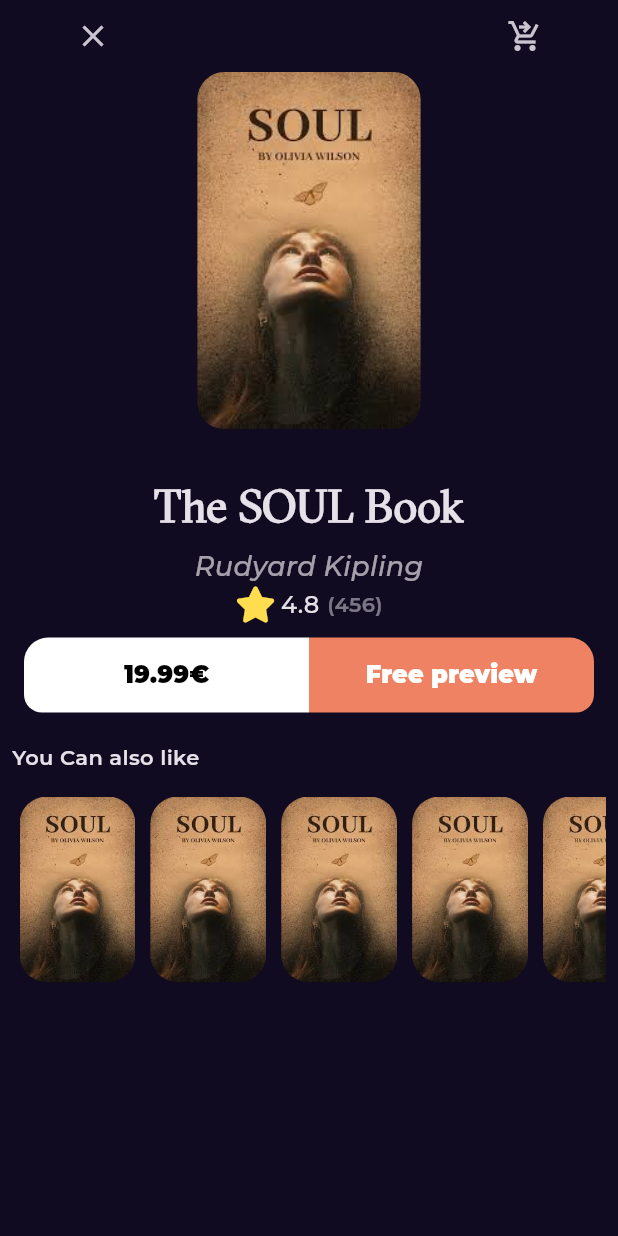
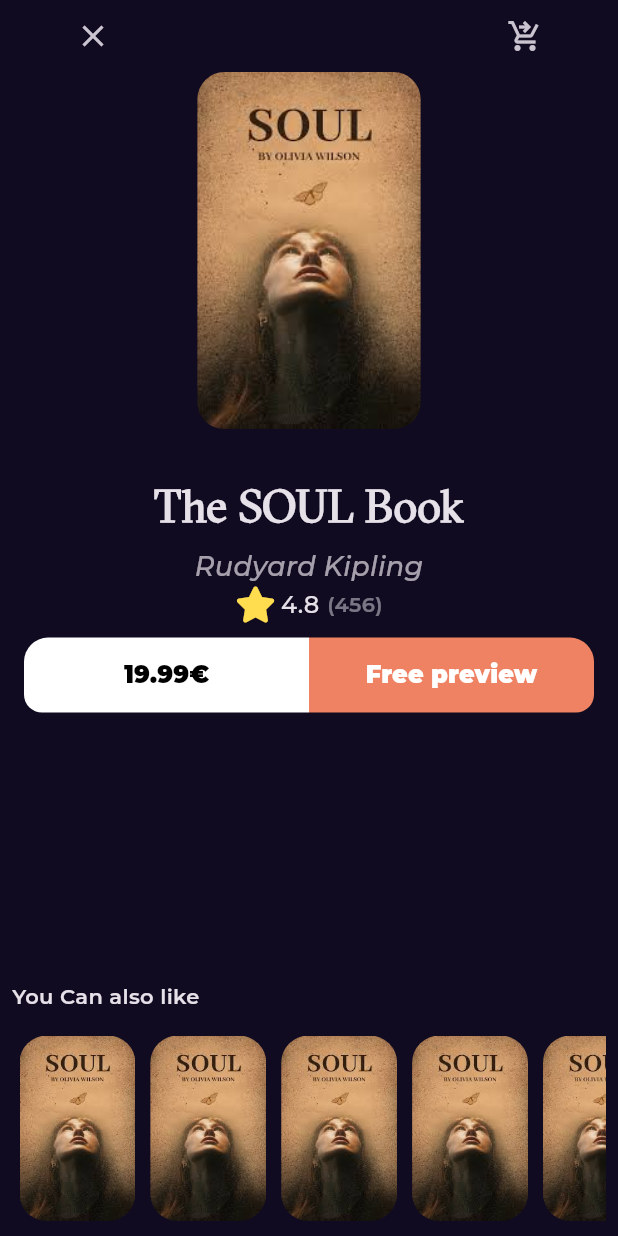
Before and after one commit to Youssef-Fekry/bookly, a Flutter app: the BookDetailsView screen opened by its route, on a phone screen of 412 x 824 dp. Run offline on Flutter 3.47's test engine with Material 3 defaults, Android fonts, the phone set to English and light mode, and no system bars; our stand-ins replace font_awesome_flutter, go_router, google_fonts, lottie; network calls fail.

```diff
--- a/lib/Features/home/presentation/views/widgets/book_details_view_body.dart
+++ b/lib/Features/home/presentation/views/widgets/book_details_view_body.dart
@@ -1,9 +1,12 @@
 import 'package:bokly_app/Features/home/presentation/views/widgets/book_detials_custom_app_bar.dart';
 import 'package:bokly_app/Features/home/presentation/views/widgets/book_rating.dart';
 import 'package:bokly_app/Features/home/presentation/views/widgets/books_action_button.dart';
+import 'package:bokly_app/Features/home/presentation/views/widgets/books_details_section.dart';
 import 'package:bokly_app/Features/home/presentation/views/widgets/custome_book_item.dart';
 import 'package:bokly_app/Features/home/presentation/views/widgets/similar_books_listview.dart';
+import 'package:bokly_app/Features/home/presentation/views/widgets/simillar_book_section.dart';
 import 'package:bokly_app/core/utils/styles.dart';
+import 'package:flutter/cupertino.dart';
 import 'package:flutter/material.dart';
 import 'package:flutter/widgets.dart';
 
@@ -12,59 +15,30 @@ class BookDetailsViewBody extends StatelessWidget {
 
   @override
   Widget build(BuildContext context) {
-    var width = MediaQuery.of(context).size.width;
-    return Padding(
-      padding: const EdgeInsets.symmetric(horizontal: 8.0),
+    return const CustomScrollView(
+      slivers: [
+        SliverFillRemaining(
+          hasScrollBody: false,
+          child: Padding(
+            padding: EdgeInsets.symmetric(horizontal: 8.0),
             child: Column(
               children: [
-          const CustomeBookDetialsAppBar(),
-          Padding(
-            padding: EdgeInsets.symmetric(horizontal: width * .3),
-            child: const CustomeBookItem(),
-          ),
-          const SizedBox(
-            height: 30,
-          ),
-          const Text(
-            'The SOUL Book',
-            style: Styles.textStyle30,
-          ),
-          const SizedBox(
-            height: 6,
-          ),
-          Opacity(
-            opacity: .7,
-            child: Text(
-              'Rudyard Kipling',
-              style: Styles.textStyle18.copyWith(
-                fontStyle: FontStyle.italic,
-                fontWeight: FontWeight.w500,
+                CustomeBookDetialsAppBar(),
+                BookDetailsSection(),
+                Expanded(
+                  child: SizedBox(
+                    height: 20,
                   ),
                 ),
-          ),
-          const BookRating(
-            mainAxisAlignment: MainAxisAlignment.center,
-          ),
-          const SizedBox(
+                SimillarBooksSection(),
+                SizedBox(
                   height: 10,
-          ),
-          const BookActions(),
-          const SizedBox(
-            height: 20,
-          ),
-          Align(
-            alignment: Alignment.centerLeft,
-            child: Text(
-              'You Can also like',
-              style: Styles.textStyle14.copyWith(fontWeight: FontWeight.w600),
+                )
+              ],
             ),
           ),
-          const SizedBox(
-            height: 16,
-          ),
-          const SimilarBookslistview(),
+        )
       ],
-      ),
     );
   }
 }
--- /dev/null
+++ b/lib/Features/home/presentation/views/widgets/books_details_section.dart
@@ -0,0 +1,49 @@
+import 'package:bokly_app/Features/home/presentation/views/widgets/book_rating.dart';
+import 'package:bokly_app/Features/home/presentation/views/widgets/books_action_button.dart';
+import 'package:bokly_app/Features/home/presentation/views/widgets/custome_book_item.dart';
+import 'package:bokly_app/core/utils/styles.dart';
+import 'package:flutter/material.dart';
+
+class BookDetailsSection extends StatelessWidget {
+  const BookDetailsSection({super.key});
+
+  @override
+  Widget build(BuildContext context) {
+    var width = MediaQuery.of(context).size.width;
+    return Column(
+      children: [
+        Padding(
+          padding: EdgeInsets.symmetric(horizontal: width * .3),
+          child: const CustomeBookItem(),
+        ),
+        const SizedBox(
+          height: 30,
+        ),
+        const Text(
+          'The SOUL Book',
+          style: Styles.textStyle30,
+        ),
+        const SizedBox(
+          height: 6,
+        ),
+        Opacity(
+          opacity: .7,
+          child: Text(
+            'Rudyard Kipling',
+            style: Styles.textStyle18.copyWith(
+              fontStyle: FontStyle.italic,
+              fontWeight: FontWeight.w500,
+            ),
+          ),
+        ),
+        const BookRating(
+          mainAxisAlignment: MainAxisAlignment.center,
+        ),
+        const SizedBox(
+          height: 10,
+        ),
+        const BookActions(),
+      ],
+    );
+  }
+}
--- /dev/null
+++ b/lib/Features/home/presentation/views/widgets/simillar_book_section.dart
@@ -0,0 +1,24 @@
+import 'package:bokly_app/Features/home/presentation/views/widgets/similar_books_listview.dart';
+import 'package:bokly_app/core/utils/styles.dart';
+import 'package:flutter/material.dart';
+
+class SimillarBooksSection extends StatelessWidget {
+  const SimillarBooksSection({super.key});
+
+  @override
+  Widget build(BuildContext context) {
+    return Column(
+      crossAxisAlignment: CrossAxisAlignment.start,
+      children: [
+        Text(
+          'You Can also like',
+          style: Styles.textStyle14.copyWith(fontWeight: FontWeight.w600),
+        ),
+        const SizedBox(
+          height: 16,
+        ),
+        const SimilarBookslistview(),
+      ],
+    );
+  }
+}
```
Lines whose indentation alone changed are shown as unchanged.
